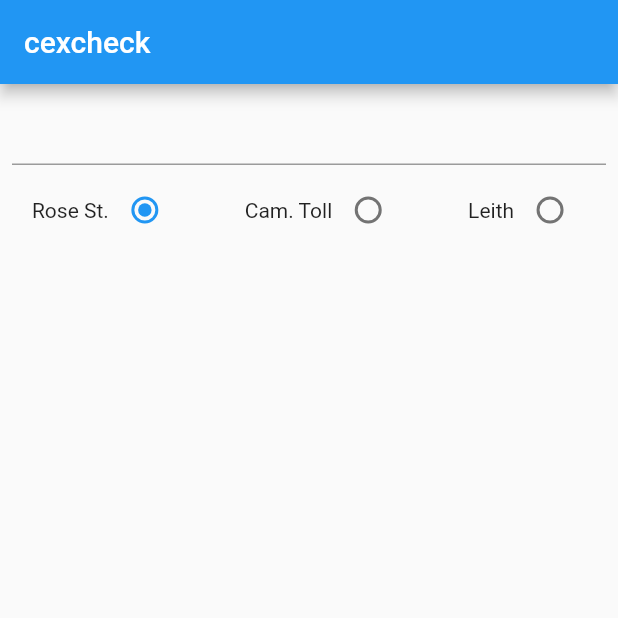
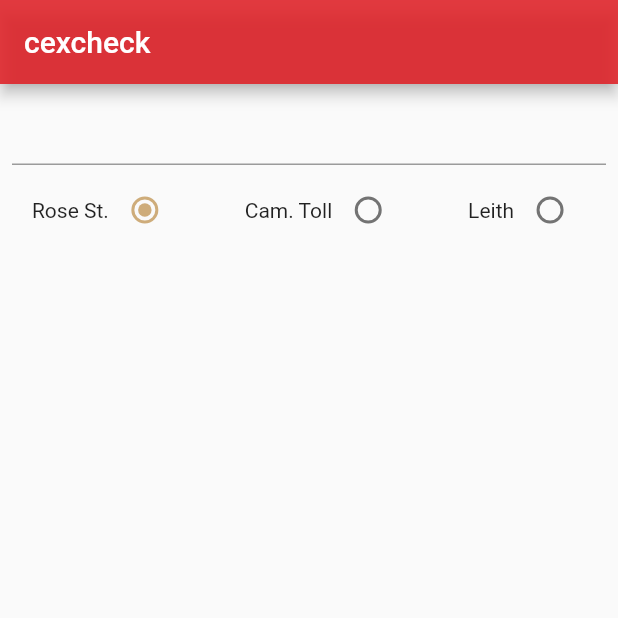
Before and after one commit to mswift42/fln, a Flutter app: the screen it shows after launch, on a phone screen of 412 x 824 dp, the top half of it. Run offline on Flutter 3.47's test engine with Material 2 defaults, Android fonts, the light colour scheme and no system bars.

Commit message:
add themedata.

```diff
--- a/lib/main.dart
+++ b/lib/main.dart
@@ -10,8 +10,10 @@
   @override
   Widget build(BuildContext context) {
     return MaterialApp(
-      title: 'Flutter Demo',
+      title: 'CexCheck',
       theme: ThemeData(
+        primaryColor: Color.fromARGB(225, 223, 33, 39),
+        accentColor: Color.fromARGB(255, 206, 172, 122),
         // This is the theme of your application.
         //
         // Try running your application with "flutter run". You'll see the
@@ -21,7 +23,6 @@
         // or simply save your changes to "hot reload" in a Flutter IDE).
         // Notice that the counter didn't reset back to zero; the application
         // is not restarted.
-        primarySwatch: Colors.blue,
         // This makes the visual density adapt to the platform that you run
         // the app on. For desktop platforms, the controls will be smaller and
         // closer together (more dense) than on mobile platforms.
```
